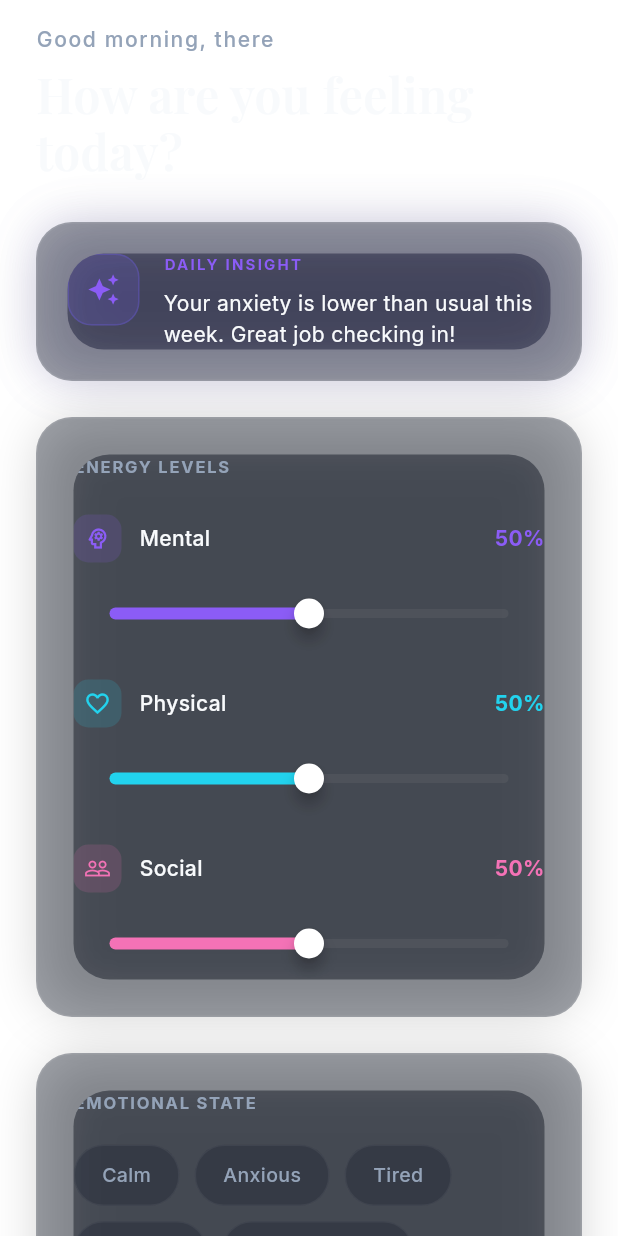
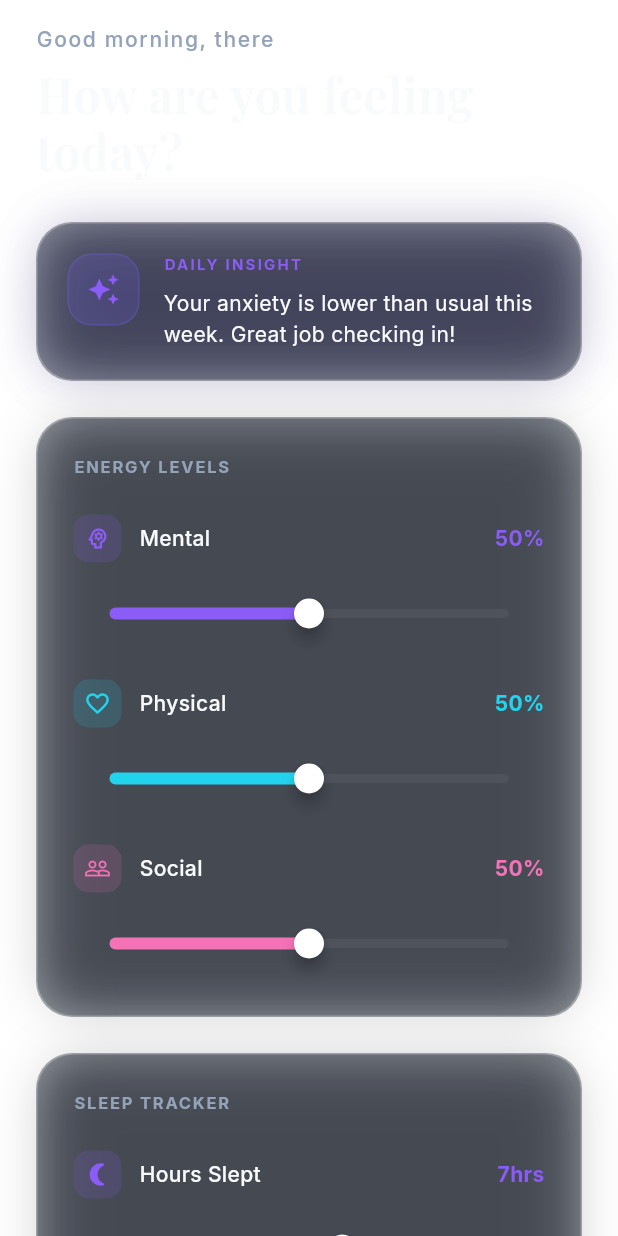
Before and after one commit to vishwastiwari01/zenara-app, a Flutter app: the HomeScreen screen opened directly with empty values, on a phone screen of 412 x 824 dp. Run offline on Flutter 3.47's test engine with Material 3 defaults, Android fonts, the phone set to English and light mode, and no system bars; drawn by our look-alikes of flutter_animate; our stand-ins replace audioplayers, fl_chart, google_fonts, image_picker, permission_handler, screenshot and 1 more; missing offline and left inert: perfect_freehand, record; accounts and stored records are empty.

Commit message:
feat: add sleep tracker, fix card clipping, fix dark logo, fix AI summary name

```diff
--- a/lib/main.dart
+++ b/lib/main.dart
@@ -277,7 +277,7 @@ class _MainShellState extends State<MainShell> {
                     ],
                   ),
                   child: Image.asset(
-                    isDark ? 'assets/logo.png' : 'assets/logo2.png',
+                    isDark ? 'assets/logo-converted.png' : 'assets/logo2.png',
                     width: 80,
                     height: 80,
                   ).animate(onPlay: (controller) => controller.repeat(reverse: true))
@@ -347,7 +347,7 @@ class _MainShellState extends State<MainShell> {
                     children: [
                       Row(
                         children: [
-                          Image.asset(isDark ? 'assets/logo.png' : 'assets/logo2.png', width: 28, height: 28, errorBuilder: (_, __, ___) => const LotusLogo(size: 26)),
+                          Image.asset(isDark ? 'assets/logo-converted.png' : 'assets/logo2.png', width: 28, height: 28, errorBuilder: (_, __, ___) => const LotusLogo(size: 26)),
                           const SizedBox(width: 12),
                           Text(
                             'Zenara',
--- a/lib/screens/home_screen.dart
+++ b/lib/screens/home_screen.dart
@@ -44,6 +44,9 @@ class _HomeScreenState extends State<HomeScreen> {
     {'label': 'Grateful', 'color': AppColors.tealLight},
   ];
 
+  int _sleepHours = 7;
+  int _sleepQuality = 80;
+
   String _getGreeting() {
     final hour = DateTime.now().hour;
     if (hour < 12) return 'Good morning';
@@ -89,6 +92,10 @@ class _HomeScreenState extends State<HomeScreen> {
 
             // Energy Levels
             _buildEnergyCard().animate().fadeIn(delay: 300.ms, duration: 500.ms).slideX(begin: 0.1, curve: Curves.easeOutQuart),
+            const SizedBox(height: 24),
+
+            // Sleep Tracker
+            _buildSleepCard().animate().fadeIn(delay: 350.ms, duration: 500.ms).slideX(begin: 0.1, curve: Curves.easeOutQuart),
             const SizedBox(height: 24),
 
             // Mood Meter
@@ -266,6 +273,107 @@ class _HomeScreenState extends State<HomeScreen> {
     );
   }
 
+  Widget _buildSleepCard() {
+    return GlassCard(
+      padding: const EdgeInsets.all(24),
+      child: Column(
+        crossAxisAlignment: CrossAxisAlignment.start,
+        children: [
+          Text(
+            'SLEEP TRACKER',
+            style: GoogleFonts.inter(
+              fontSize: 11,
+              fontWeight: FontWeight.bold,
+              color: AppColors.mutedText(context),
+              letterSpacing: 1.2,
+            ),
+          ),
+          const SizedBox(height: 24),
+          _buildSleepSlider(
+            label: 'Hours Slept',
+            icon: Icons.nightlight_round,
+            value: _sleepHours,
+            min: 0,
+            max: 12,
+            unit: 'hrs',
+            color: AppColors.purpleLight,
+            onChanged: (val) => setState(() => _sleepHours = val),
+          ),
+          const SizedBox(height: 20),
+          _buildSleepSlider(
+            label: 'Sleep Quality',
+            icon: Icons.star_border,
+            value: _sleepQuality,
+            min: 0,
+            max: 100,
+            unit: '%',
+            color: AppColors.teal,
+            onChanged: (val) => setState(() => _sleepQuality = val),
+          ),
+        ],
+      ),
+    );
+  }
+
+  Widget _buildSleepSlider({
+    required String label,
+    required IconData icon,
+    required int value,
+    required int min,
+    required int max,
+    required String unit,
+    required Color color,
+    required ValueChanged<int> onChanged,
+  }) {
+    return Column(
+      children: [
+        Row(
+          mainAxisAlignment: MainAxisAlignment.spaceBetween,
+          children: [
+            Row(
+              children: [
+                Container(
+                  width: 32,
+                  height: 32,
+                  decoration: BoxDecoration(
+                    color: color.withOpacity(0.15),
+                    borderRadius: BorderRadius.circular(10),
+                  ),
+                  child: Icon(icon, color: color, size: 18),
+                ),
+                const SizedBox(width: 12),
+                Text(
+                  label,
+                  style: GoogleFonts.inter(
+                    color: AppColors.text(context),
+                    fontWeight: FontWeight.w500,
+                    fontSize: 14,
+                  ),
+                ),
+              ],
+            ),
+            Text(
+              '$value$unit',
+              style: GoogleFonts.inter(
+                color: color,
+                fontWeight: FontWeight.bold,
+                fontSize: 14,
+              ),
+            ),
+          ],
+        ),
+        const SizedBox(height: 10),
+        PremiumSlider(
+          value: value.toDouble(),
+          min: min.toDouble(),
+          max: max.toDouble(),
+          activeColor: color,
+          onChanged: (v) => onChanged(v.toInt()),
+        ),
+      ],
+    );
+  }
+
   Widget _buildMoodMeterCard() {
     return GlassCard(
       padding: const EdgeInsets.all(24),
--- a/lib/screens/insights_screen.dart
+++ b/lib/screens/insights_screen.dart
@@ -476,7 +476,7 @@ class _InsightsScreenState extends State<InsightsScreen> {
           ),
           const SizedBox(height: 16),
           Text(
-            "Sarah's mood has improved by 12% compared to last week. The primary driver of stress remains 'Work', but coping mechanisms (Box Breathing) used on Wednesday and Thursday correlated with a rapid return to baseline.",
+            "${widget.userName.isNotEmpty ? widget.userName : 'Your'}'s mood has improved by 12% compared to last week. The primary driver of stress remains 'Work', but coping mechanisms (Box Breathing) used on Wednesday and Thursday correlated with a rapid return to baseline.",
             style: GoogleFonts.inter(
               fontSize: 14,
               height: 1.6,
--- a/lib/widgets/glass_card.dart
+++ b/lib/widgets/glass_card.dart
@@ -31,7 +31,6 @@ class GlassCard extends StatelessWidget {
     Widget content = Container(
       width: width,
       height: height,
-      padding: padding,
       margin: margin,
       decoration: BoxDecoration(
         color: isDark ? AppColors.bgCard.withOpacity(0.4) : Colors.white,
@@ -67,12 +66,18 @@ class GlassCard extends StatelessWidget {
               borderRadius: BorderRadius.circular(borderRadius),
               child: BackdropFilter(
                 filter: ImageFilter.blur(sigmaX: 16.0, sigmaY: 16.0),
-                child: child,
+                child: Padding(
+                  padding: padding ?? EdgeInsets.zero,
+                  child: child,
+                ),
               ),
             )
           : ClipRRect(
               borderRadius: BorderRadius.circular(borderRadius),
-              child: child,
+              child: Padding(
+                padding: padding ?? EdgeInsets.zero,
+                child: child,
+              ),
             ),
     );
 
--- a/lib/widgets/lotus_logo.dart
+++ b/lib/widgets/lotus_logo.dart
@@ -18,7 +18,7 @@ class LotusLogo extends StatelessWidget {
     Widget imageWidget = ClipRRect(
       borderRadius: BorderRadius.circular(size * 0.22),
       child: Image.asset(
-        isDark ? 'assets/logo.png' : 'assets/logo2.png',
+        isDark ? 'assets/logo-converted.png' : 'assets/logo2.png',
         width: size,
         height: size,
         fit: BoxFit.cover,
```
